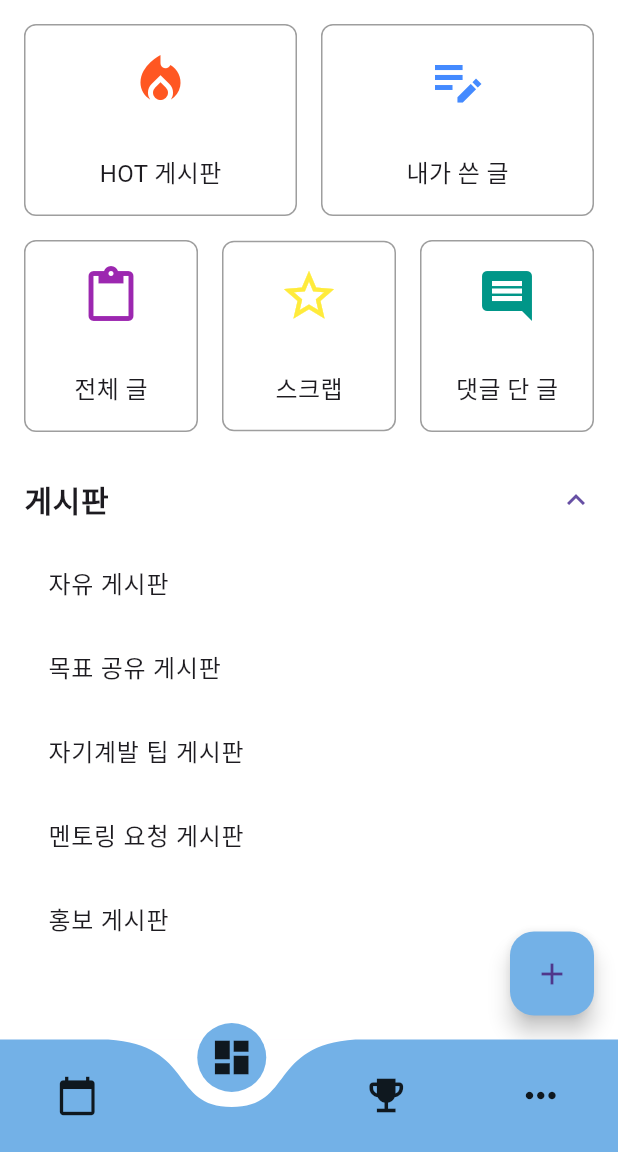
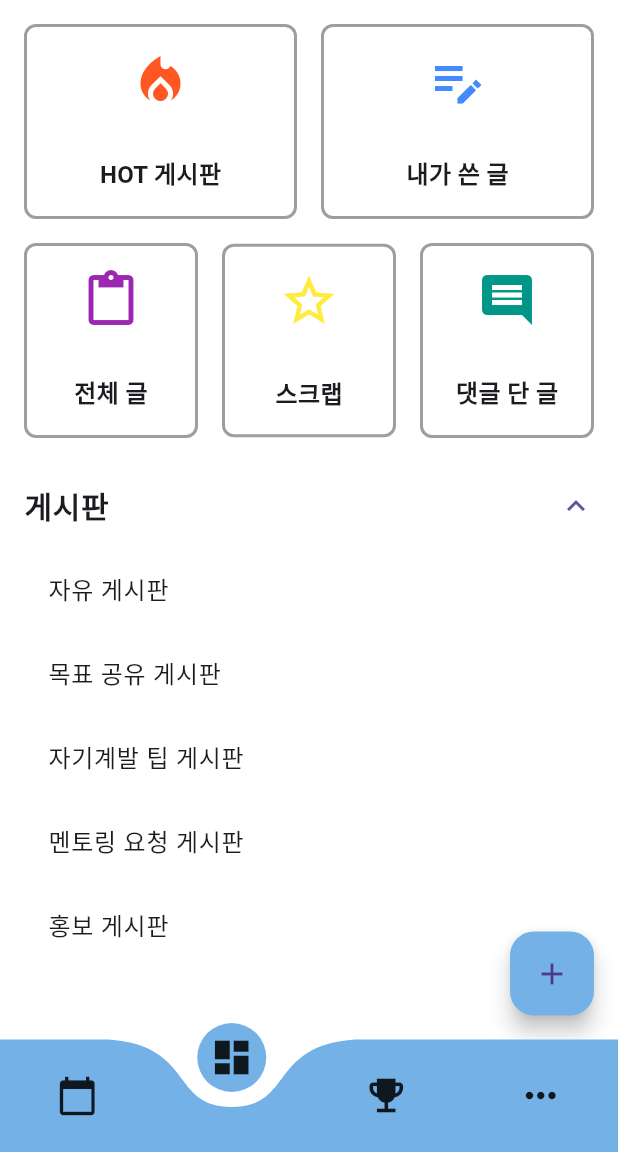
Before and after one commit to Six-Tail/1-4Capstone, a Flutter app: the screen it shows once a user with an empty profile is signed in, item 2 of the bottom bar chosen, on a phone screen of 412 x 824 dp, the part 84-1236 px from its top. Run offline on Flutter 3.47's test engine with Material 3 defaults, Android fonts, the phone set to English and light mode, and no system bars; drawn by our look-alikes of curved_navigation_bar; our stand-ins replace cloud_firestore, firebase_auth, firebase_core, firebase_storage, flutter_svg, get and 5 more; missing offline and left inert: flutter_naver_login, kakao_flutter_sdk_user, uni_links2; accounts and stored records are empty.

Commit message:
커뮤니티 메인 스크롤 오류 수정 및 ui변경

```diff
--- a/lib/community/Community.MainPage.dart
+++ b/lib/community/Community.MainPage.dart
@@ -47,7 +47,8 @@ class _CommunityMainPageState extends State<CommunityMainPage> {
           ),
         ],
       ),
-      body: Padding(
+      body: SingleChildScrollView( // 스크롤 가능하게 만듭니다.
+        child: Padding(
           padding: const EdgeInsets.all(16.0),
           child: Column(
             children: [
@@ -71,15 +72,16 @@ class _CommunityMainPageState extends State<CommunityMainPage> {
                       child: Container(
                         padding: const EdgeInsets.all(16),
                         decoration: BoxDecoration(
-                        color: isHotSelected ? Colors.brown.shade100 : Colors.white,
+                          color: Colors.white,
                           borderRadius: BorderRadius.circular(8),
-                        border: Border.all(color: Colors.grey),
+                          border: Border.all(color: Colors.grey, width: 2),
                         ),
                         child: const Column(
                           children: [
                             Icon(Icons.local_fire_department, size: 40, color: Colors.deepOrange),
                             SizedBox(height: 30),
-                          Text('HOT 게시판', style: TextStyle(fontSize: 16)),
+                            Text('HOT 게시판', style: TextStyle(fontSize: 16,
+                              fontWeight: FontWeight.bold,)),
                           ],
                         ),
                       ),
@@ -103,15 +105,16 @@ class _CommunityMainPageState extends State<CommunityMainPage> {
                       child: Container(
                         padding: const EdgeInsets.all(16),
                         decoration: BoxDecoration(
-                        color: isMyPostsSelected ? Colors.brown.shade100 : Colors.white,
+                          color: Colors.white,
                           borderRadius: BorderRadius.circular(8),
-                        border: Border.all(color: Colors.grey),
+                          border: Border.all(color: Colors.grey, width: 2),
                         ),
                         child: const Column(
                           children: [
                             Icon(Icons.edit_note_sharp, size: 40, color: Colors.blueAccent),
                             SizedBox(height: 30),
-                          Text('내가 쓴 글', style: TextStyle(fontSize: 16)),
+                            Text('내가 쓴 글', style: TextStyle(fontSize: 16,
+                              fontWeight: FontWeight.bold,)),
                           ],
                         ),
                       ),
@@ -140,13 +143,16 @@ class _CommunityMainPageState extends State<CommunityMainPage> {
                         decoration: BoxDecoration(
                           color: Colors.white,
                           borderRadius: BorderRadius.circular(8),
-                        border: Border.all(color: Colors.grey),
+                          border: Border.all(color: Colors.grey, width: 2),
                         ),
                         child: const Column(
                           children: [
                             Icon(Icons.paste, size: 40, color: Colors.purple),
                             SizedBox(height: 30),
-                          Text('전체 글', style: TextStyle(fontSize: 16)),
+                            Text('전체 글',
+                                style: TextStyle(fontSize: 16,
+                                  fontWeight: FontWeight.bold,
+                                )),
                           ],
                         ),
                       ),
@@ -168,13 +174,14 @@ class _CommunityMainPageState extends State<CommunityMainPage> {
                         decoration: BoxDecoration(
                           color: Colors.white,
                           borderRadius: BorderRadius.circular(8),
-                        border: Border.all(color: Colors.grey),
+                          border: Border.all(color: Colors.grey, width: 2),
                         ),
                         child: const Column(
                           children: [
                             Icon(Icons.star_border_outlined, size: 40, color: Colors.yellow),
                             SizedBox(height: 30),
-                          Text('스크랩', style: TextStyle(fontSize: 16)),
+                            Text('스크랩', style: TextStyle(fontSize: 16,
+                              fontWeight: FontWeight.bold,)),
                           ],
                         ),
                       ),
@@ -196,13 +203,14 @@ class _CommunityMainPageState extends State<CommunityMainPage> {
                         decoration: BoxDecoration(
                           color: Colors.white,
                           borderRadius: BorderRadius.circular(8),
-                        border: Border.all(color: Colors.grey),
+                          border: Border.all(color: Colors.grey, width: 2),
                         ),
                         child: const Column(
                           children: [
                             Icon(Icons.comment, size: 40, color: Colors.teal),
                             SizedBox(height: 30),
-                          Text('댓글 단 글', style: TextStyle(fontSize: 16)),
+                            Text('댓글 단 글', style: TextStyle(fontSize: 16,
+                              fontWeight: FontWeight.bold,)),
                           ],
                         ),
                       ),
@@ -285,6 +293,7 @@ class _CommunityMainPageState extends State<CommunityMainPage> {
             ],
           ),
         ),
+      ),
       floatingActionButton: FloatingActionButton(
         backgroundColor: const Color(0xff73b1e7),
         onPressed: () async {
```
Lines whose indentation alone changed are shown as unchanged.
